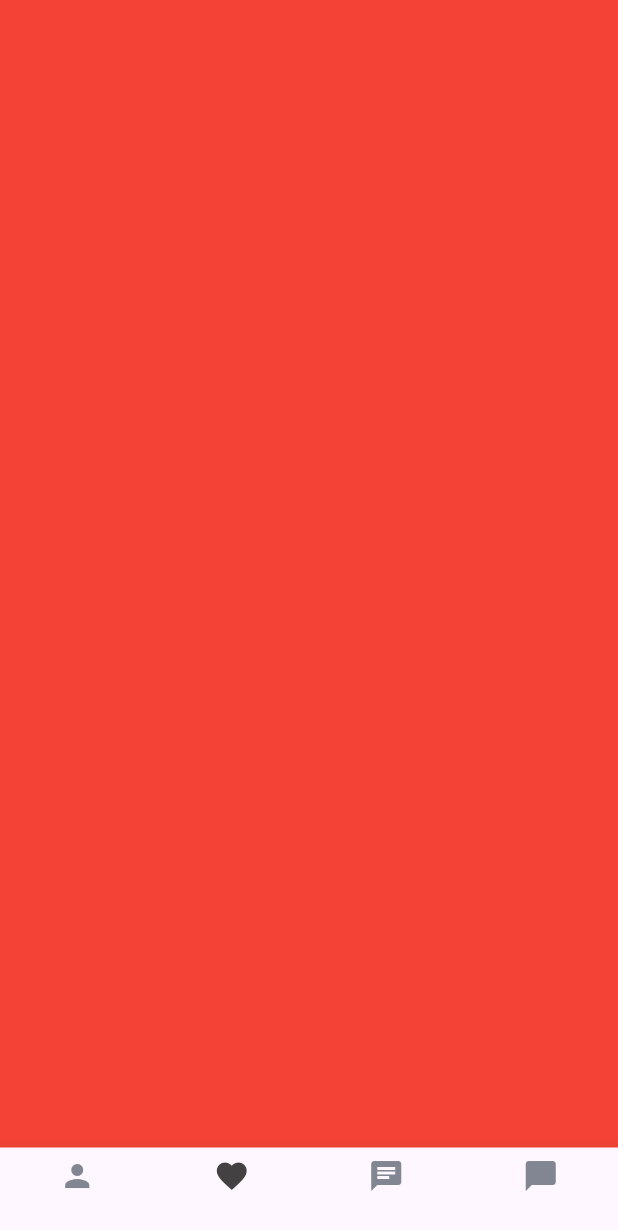
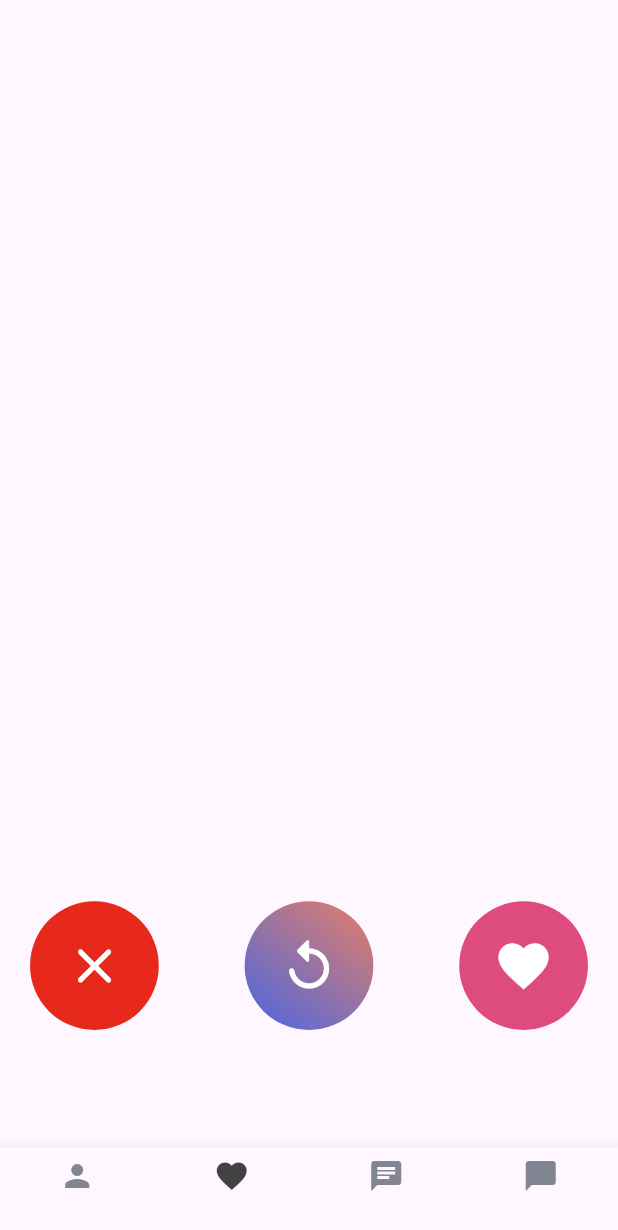
Before and after one commit to tinhpham2004/DAFA, a Flutter app: the SwipeScreen screen opened by its route, on a phone screen of 412 x 824 dp. Shown: the top 1230 px of the screen. Run offline on Flutter 3.47's test engine with Material 3 defaults, Android fonts, the phone set to English and light mode, and no system bars; drawn by our look-alikes of flutter_card_swiper; our stand-ins replace cloud_firestore, firebase_auth, firebase_core, firebase_storage, flutter_screenutil, geocoding and 4 more; accounts and stored records are empty.

Commit message:
swipable card and buttons

```diff
--- a/lib/app/core/values/app_colors.dart
+++ b/lib/app/core/values/app_colors.dart
@@ -12,5 +12,9 @@ class AppColors {
   static const Color thirdColor = Color(0xFF828693);
   static const Color white = Colors.white;
   static const Color black = Colors.black;
+  static const Color red = Color.fromARGB(255, 231, 41, 27);
+  static const Color pink = Color.fromARGB(255, 221, 76, 124);
+  static const Color backgroundColor = Color.fromARGB(255, 24, 23, 23);
+  static const Color cardTextColor = Color.fromARGB(209, 255, 255, 255);
   static const Color disabledBackground = Color.fromARGB(255, 186, 189, 198);
 }
--- /dev/null
+++ b/lib/app/models/match_user.dart
@@ -0,0 +1,10 @@
+import 'package:dafa/app/models/app_user.dart';
+
+class MatchUser {
+  AppUser user;
+  double distance;
+  MatchUser({
+    required this.user,
+    required this.distance,
+  });
+}
--- a/lib/app/modules/sign_in/sign_in_controller.dart
+++ b/lib/app/modules/sign_in/sign_in_controller.dart
@@ -1,4 +1,5 @@
 import 'package:dafa/app/models/app_user.dart';
+import 'package:dafa/app/models/match_user.dart';
 import 'package:flutter/material.dart';
 import 'package:get/get.dart';
 
@@ -11,7 +12,10 @@ class SignInController extends GetxController {
   AppUser user = AppUser(
     phoneNumber: '',
   );
+  RxBool obscure = true.obs;
+  List<MatchUser> matchList = [];
 
   void UpdateSignInState(String data) => signInState.value = data;
   void UpdateUser(AppUser data) => user = data;
+  void UpdateObscure(bool data) => obscure.value = data;
 }
--- a/lib/app/modules/swipe/screens/swipe_screen.dart
+++ b/lib/app/modules/swipe/screens/swipe_screen.dart
@@ -1,19 +1,70 @@
+import 'package:dafa/app/core/values/app_colors.dart';
+import 'package:dafa/app/core/values/app_text_style.dart';
 import 'package:dafa/app/global_widgets/bottom_navigation.dart';
+import 'package:dafa/app/modules/sign_in/sign_in_controller.dart';
+import 'package:dafa/app/modules/swipe/swipe_controller.dart';
+import 'package:dafa/app/modules/swipe/widgets/card_swipable.dart';
+import 'package:dafa/app/modules/swipe/widgets/dislike_button.dart';
+import 'package:dafa/app/modules/swipe/widgets/like_button.dart';
 import 'package:flutter/material.dart';
+import 'package:flutter_card_swiper/flutter_card_swiper.dart';
 import 'package:flutter_screenutil/flutter_screenutil.dart';
+import 'package:get/get.dart';
 
 class SwipeScreen extends StatelessWidget {
-  const SwipeScreen({super.key});
+  SwipeScreen({super.key});
+
+  final SignInController signInController = Get.find<SignInController>();
+  final SwipeController swipeController = Get.find<SwipeController>();
 
   @override
   Widget build(BuildContext context) {
     return SafeArea(
       child: Scaffold(
         bottomNavigationBar: BottomNavigation(onItem: 1),
-        body: SingleChildScrollView(
-          child: Container(
-            height: 1600.h,
-            color: Colors.red,
+        body: Container(
+          child: Stack(
+            alignment: Alignment.center,
+            children: [
+              CardSwipable(
+                signInController: signInController,
+                swipeController: swipeController,
+              ),
+              Column(
+                children: [
+                  Wrap(
+                    alignment: WrapAlignment.center,
+                    children: [
+                      DislikeButton(
+                        swipeController: swipeController,
+                      ),
+                      GestureDetector(
+                        onTap: () {
+                          swipeController.cardSwiperController.undo();
+                        },
+                        child: Container(
+                          margin: EdgeInsets.only(top: 1150.h, right: 100.w),
+                          height: 200.h,
+                          width: 150.w,
+                          decoration: BoxDecoration(
+                            shape: BoxShape.circle,
+                            gradient: AppColors.primaryColor,
+                          ),
+                          child: Icon(
+                            Icons.replay_rounded,
+                            color: AppColors.white,
+                            size: 70.sp,
+                          ),
+                        ),
+                      ),
+                      LikeButton(
+                        swipeController: swipeController,
+                      ),
+                    ],
+                  ),
+                ],
+              ),
+            ],
           ),
         ),
       ),
--- a/lib/app/modules/swipe/swipe_controller.dart
+++ b/lib/app/modules/swipe/swipe_controller.dart
@@ -1,5 +1,6 @@
+import 'package:flutter_card_swiper/flutter_card_swiper.dart';
 import 'package:get/get.dart';
 
 class SwipeController extends GetxController {
-  //
+  CardSwiperController cardSwiperController = CardSwiperController();
 }
--- /dev/null
+++ b/lib/app/modules/swipe/widgets/dislike_button.dart
@@ -0,0 +1,34 @@
+import 'package:dafa/app/core/values/app_colors.dart';
+import 'package:dafa/app/modules/swipe/swipe_controller.dart';
+import 'package:flutter/material.dart';
+import 'package:flutter_screenutil/flutter_screenutil.dart';
+
+class LikeButton extends StatelessWidget {
+  const LikeButton({
+    super.key,
+    required this.swipeController,
+  });
+  final SwipeController swipeController;
+  @override
+  Widget build(BuildContext context) {
+    return GestureDetector(
+      onTap: () {
+        swipeController.cardSwiperController.swipeRight();
+      },
+      child: Container(
+        margin: EdgeInsets.only(top: 1150.h),
+        height: 200.h,
+        width: 150.w,
+        decoration: BoxDecoration(
+          shape: BoxShape.circle,
+          color: AppColors.pink,
+        ),
+        child: Icon(
+          Icons.favorite,
+          color: AppColors.white,
+          size: 70.sp,
+        ),
+      ),
+    );
+  }
+}
--- /dev/null
+++ b/lib/app/modules/swipe/widgets/like_button.dart
@@ -0,0 +1,37 @@
+import 'package:dafa/app/core/values/app_colors.dart';
+import 'package:dafa/app/modules/swipe/swipe_controller.dart';
+import 'package:flutter/material.dart';
+import 'package:flutter_screenutil/flutter_screenutil.dart';
+
+class DislikeButton extends StatelessWidget {
+  const DislikeButton({
+    super.key,
+    required this.swipeController,
+  });
+  final SwipeController swipeController;
+  @override
+  Widget build(BuildContext context) {
+    return GestureDetector(
+      onTap: () {
+        swipeController.cardSwiperController.swipeLeft();
+      },
+      child: Container(
+        margin: EdgeInsets.only(
+          right: 100.w,
+          top: 1150.h,
+        ),
+        height: 200.h,
+        width: 150.w,
+        decoration: BoxDecoration(
+          shape: BoxShape.circle,
+          color: AppColors.red,
+        ),
+        child: Icon(
+          Icons.close_rounded,
+          color: AppColors.white,
+          size: 70.sp,
+        ),
+      ),
+    );
+  }
+}
--- a/lib/app/services/location_service.dart
+++ b/lib/app/services/location_service.dart
@@ -2,8 +2,7 @@ import 'package:geocoding/geocoding.dart';
 import 'package:geolocator/geolocator.dart';
 
 class LocationService {
-
-    Future<Position> GetCoordinate() async {
+  Future<Position> GetCoordinate() async {
     bool serviceEnabled;
     LocationPermission permission;
 
@@ -61,7 +60,8 @@ class LocationService {
       if (element.locality != '') city = element.locality!;
       if (element.country != '') country = element.country!;
     });
-    address = district + ', ' + city + ', ' + country;
+    //address = district + ', ' + city + ', ' + country;
+    address = district + ', ' + city;
     return address;
   }
 }
--- a/pubspec.yaml
+++ b/pubspec.yaml
@@ -45,6 +45,8 @@ dependencies:
   flutter_screenutil: ^5.9.0
   geolocator: ^10.1.0
   geocoding: ^2.1.1
+  flutter_card_swiper: ^6.1.0
+
 
 
 dev_dependencies:
```
Also changed, not shown: lib/app/core/values/app_text_style.dart (+8 -0 lines), lib/app/modules/sign_in/widgets/password_field.dart (+19 -2 lines), lib/app/modules/sign_in/widgets/sign_in_button.dart (+13 -1 lines), lib/app/modules/swipe/widgets/card_swipable.dart (added, +234 -0 lines), lib/app/services/database_service.dart (+106 -0 lines), pubspec.lock.
